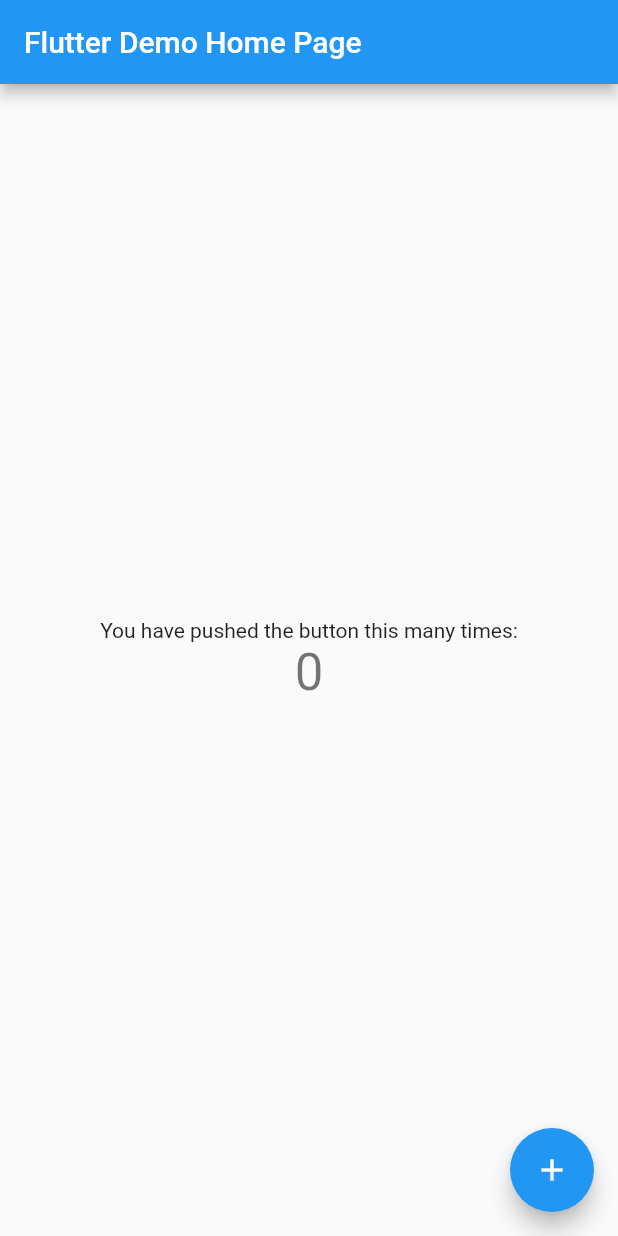
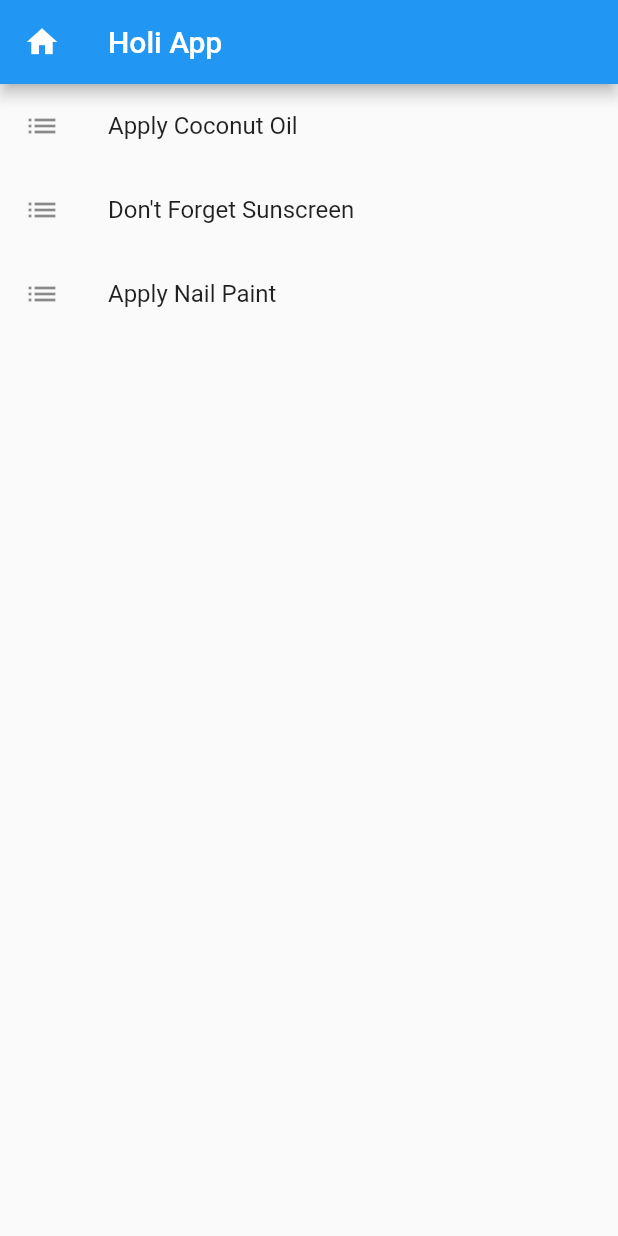
Before and after one commit to MalikBagwala/firebase_flutter, a Flutter app: the screen it shows after launch, on a phone screen of 412 x 824 dp. Run offline on Flutter 3.47's test engine with Material 2 defaults, Android fonts, the phone set to English and light mode, and no system bars.

Commit message:
Added Support for named routes

```diff
--- /dev/null
+++ b/lib/components/holi-list.widget.dart
@@ -0,0 +1,19 @@
+import "package:flutter/material.dart";
+import 'package:flutter_firebase/models/holi.model.dart';
+
+class HoliListTile extends StatelessWidget {
+  final Holi holi;
+  final Function onTap;
+
+  HoliListTile({this.holi, this.onTap});
+  @override
+  Widget build(BuildContext context) {
+    return ListTile(
+      leading: Icon(Icons.list),
+      title: Text(holi.title),
+      onTap: () {
+        onTap(holi);
+      },
+    );
+  }
+}
--- a/lib/main.dart
+++ b/lib/main.dart
@@ -1,8 +1,9 @@
 import 'package:flutter/material.dart';
+import 'package:flutter_firebase/routes.dart';
 
-void main() => runApp(MyApp());
+void main() => runApp(HoliApp());
 
-class MyApp extends StatelessWidget {
+class HoliApp extends StatelessWidget {
   // This widget is the root of your application.
   @override
   Widget build(BuildContext context) {
@@ -11,77 +12,7 @@ class MyApp extends StatelessWidget {
       theme: ThemeData(
         primarySwatch: Colors.blue,
       ),
-      home: MyHomePage(title: 'Flutter Demo Home Page'),
+      routes: Routes.getRoutes(),
     );
   }
 }
-
-class MyHomePage extends StatefulWidget {
-  MyHomePage({Key key, this.title}) : super(key: key);
-  final String title;
-
-  @override
-  _MyHomePageState createState() => _MyHomePageState();
-}
-
-class _MyHomePageState extends State<MyHomePage> {
-  int _counter = 0;
-
-  void _incrementCounter() {
-    setState(() {
-      _counter++;
-    });
-  }
-
-  @override
-  Widget build(BuildContext context) {
-    // This method is rerun every time setState is called, for instance as done
-    // by the _incrementCounter method above.
-    //
-    // The Flutter framework has been optimized to make rerunning build methods
-    // fast, so that you can just rebuild anything that needs updating rather
-    // than having to individually change instances of widgets.
-    return Scaffold(
-      appBar: AppBar(
-        // Here we take the value from the MyHomePage object that was created by
-        // the App.build method, and use it to set our appbar title.
-        title: Text(widget.title),
-      ),
-      body: Center(
-        // Center is a layout widget. It takes a single child and positions it
-        // in the middle of the parent.
-        child: Column(
-          // Column is also a layout widget. It takes a list of children and
-          // arranges them vertically. By default, it sizes itself to fit its
-          // children horizontally, and tries to be as tall as its parent.
-          //
-          // Invoke "debug painting" (press "p" in the console, choose the
-          // "Toggle Debug Paint" action from the Flutter Inspector in Android
-          // Studio, or the "Toggle Debug Paint" command in Visual Studio Code)
-          // to see the wireframe for each widget.
-          //
-          // Column has various properties to control how it sizes itself and
-          // how it positions its children. Here we use mainAxisAlignment to
-          // center the children vertically; the main axis here is the vertical
-          // axis because Columns are vertical (the cross axis would be
-          // horizontal).
-          mainAxisAlignment: MainAxisAlignment.center,
-          children: <Widget>[
-            Text(
-              'You have pushed the button this many times:',
-            ),
-            Text(
-              '$_counter',
-              style: Theme.of(context).textTheme.display1,
-            ),
-          ],
-        ),
-      ),
-      floatingActionButton: FloatingActionButton(
-        onPressed: _incrementCounter,
-        tooltip: 'Increment',
-        child: Icon(Icons.add),
-      ), // This trailing comma makes auto-formatting nicer for build methods.
-    );
-  }
-}
--- /dev/null
+++ b/lib/models/holi.model.dart
@@ -0,0 +1,7 @@
+class Holi {
+  String title;
+  String description;
+
+  // Named Constructor
+  Holi({this.title, this.description});
+}
--- /dev/null
+++ b/lib/pages/holi-details.page.dart
@@ -0,0 +1,26 @@
+import "package:flutter/material.dart";
+import 'package:flutter_firebase/models/holi.model.dart';
+
+class HoliDetails extends StatelessWidget {
+  @override
+  Widget build(BuildContext context) {
+    Holi holiArgs = ModalRoute.of(context).settings.arguments;
+    print(holiArgs);
+    return Scaffold(
+      appBar: AppBar(
+        leading: Icon(Icons.description),
+        title: Text("Holi Details Page"),
+      ),
+      body: Center(
+        child: Text(
+          holiArgs.description,
+          textAlign: TextAlign.center,
+          style: TextStyle(
+            color: Colors.blue.shade800,
+            fontSize: 32.0,
+          ),
+        ),
+      ),
+    );
+  }
+}
--- /dev/null
+++ b/lib/pages/home.page.dart
@@ -0,0 +1,53 @@
+import "package:flutter/material.dart";
+import 'package:flutter_firebase/components/holi-list.widget.dart';
+import 'package:flutter_firebase/models/holi.model.dart';
+import 'package:flutter_firebase/routes.dart';
+
+class HomePage extends StatefulWidget {
+  @override
+  _HomePageState createState() => _HomePageState();
+}
+
+class _HomePageState extends State<HomePage> {
+  List<Holi> holiItems = [
+    Holi(
+      title: "Apply Coconut Oil",
+      description: "prevent the skip from drying ",
+    ),
+    Holi(
+      title: "Don't Forget Sunscreen",
+      description: "prevent the skin from tanning ",
+    ),
+    Holi(
+      title: "Apply Nail Paint",
+      description: "prevent the nail from looks stupid ",
+    )
+  ];
+
+  @override
+  Widget build(BuildContext context) {
+    return Scaffold(
+      appBar: AppBar(
+        leading: Icon(Icons.home),
+        title: Text("Holi App"),
+      ),
+      body: ListView.builder(
+        itemCount: holiItems.length,
+        itemBuilder: (context, index) {
+          return HoliListTile(
+            holi: holiItems[index],
+            onTap: (holi) {
+              Navigator.pushNamed(
+                context,
+                Routes.Details,
+                arguments: holiItems[index],
+              );
+
+              print(holi);
+            },
+          );
+        },
+      ),
+    );
+  }
+}
--- /dev/null
+++ b/lib/routes.dart
@@ -0,0 +1,14 @@
+import 'package:flutter/widgets.dart';
+import 'package:flutter_firebase/pages/holi-details.page.dart';
+import 'package:flutter_firebase/pages/home.page.dart';
+
+class Routes {
+  static const String Home = "/";
+  static const String Details = "/details";
+  static Map<String, WidgetBuilder> getRoutes() {
+    return {
+      Routes.Home: (context) => HomePage(),
+      Routes.Details: (context) => HoliDetails(),
+    };
+  }
+}
```
Also changed, not shown: 3 other files.
